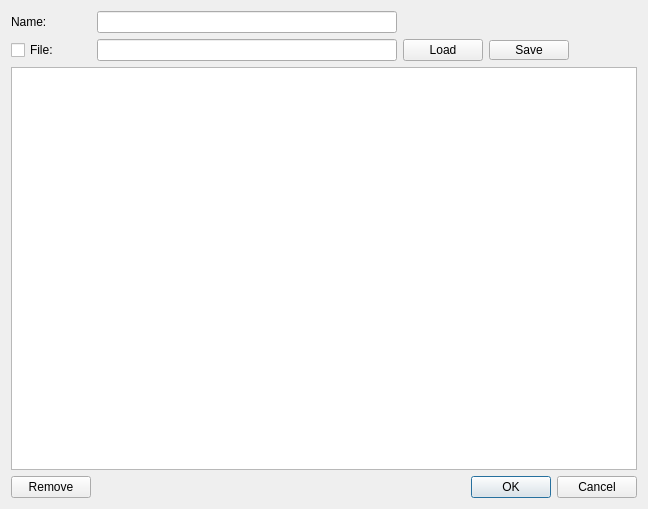
Old version of the form FW/UI/scripteditor.ui in the repository JAntn/wblocks.
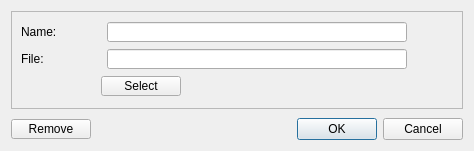
New version of the form.

```diff
--- a/FW/UI/scripteditor.ui
+++ b/FW/UI/scripteditor.ui
@@ -6,8 +6,8 @@
    <rect>
     <x>0</x>
     <y>0</y>
-    <width>648</width>
-    <height>509</height>
+    <width>474</width>
+    <height>151</height>
    </rect>
   </property>
   <property name="windowTitle">
@@ -16,56 +16,22 @@
   <layout class="QVBoxLayout" name="verticalLayout_2">
    <item>
     <layout class="QVBoxLayout" name="verticalLayout">
+     <property name="spacing">
+      <number>9</number>
+     </property>
+     <item>
+      <widget class="QFrame" name="frame">
+       <property name="frameShape">
+        <enum>QFrame::StyledPanel</enum>
+       </property>
+       <property name="frameShadow">
+        <enum>QFrame::Raised</enum>
+       </property>
+       <layout class="QVBoxLayout" name="verticalLayout_3">
      <item>
       <layout class="QHBoxLayout" name="horizontalLayout_4">
        <item>
-        <widget class="QLabel" name="label">
-         <property name="minimumSize">
-          <size>
-           <width>80</width>
-           <height>20</height>
-          </size>
-         </property>
-         <property name="maximumSize">
-          <size>
-           <width>80</width>
-           <height>20</height>
-          </size>
-         </property>
-         <property name="text">
-          <string>Name:</string>
-         </property>
-        </widget>
-       </item>
-       <item>
-        <widget class="QLineEdit" name="NameLineEdit">
-         <property name="minimumSize">
-          <size>
-           <width>300</width>
-           <height>0</height>
-          </size>
-         </property>
-        </widget>
-       </item>
-       <item>
-        <spacer name="horizontalSpacer_3">
-         <property name="orientation">
-          <enum>Qt::Horizontal</enum>
-         </property>
-         <property name="sizeHint" stdset="0">
-          <size>
-           <width>40</width>
-           <height>20</height>
-          </size>
-         </property>
-        </spacer>
-       </item>
-      </layout>
-     </item>
-     <item>
-      <layout class="QHBoxLayout" name="horizontalLayout_2">
-       <item>
-        <widget class="QCheckBox" name="FileCheckBox">
+           <widget class="QLabel" name="NameLabel">
          <property name="sizePolicy">
           <sizepolicy hsizetype="Minimum" vsizetype="Fixed">
            <horstretch>0</horstretch>
@@ -85,6 +51,58 @@
           </size>
          </property>
          <property name="text">
+             <string>Name:</string>
+            </property>
+           </widget>
+          </item>
+          <item>
+           <widget class="QLineEdit" name="NameLineEdit">
+            <property name="minimumSize">
+             <size>
+              <width>300</width>
+              <height>20</height>
+             </size>
+            </property>
+            <property name="maximumSize">
+             <size>
+              <width>300</width>
+              <height>20</height>
+             </size>
+            </property>
+           </widget>
+          </item>
+          <item>
+           <spacer name="horizontalSpacer_3">
+            <property name="orientation">
+             <enum>Qt::Horizontal</enum>
+            </property>
+            <property name="sizeHint" stdset="0">
+             <size>
+              <width>40</width>
+              <height>20</height>
+             </size>
+            </property>
+           </spacer>
+          </item>
+         </layout>
+        </item>
+        <item>
+         <layout class="QHBoxLayout" name="horizontalLayout_2">
+          <item>
+           <widget class="QLabel" name="FileLabel">
+            <property name="minimumSize">
+             <size>
+              <width>80</width>
+              <height>20</height>
+             </size>
+            </property>
+            <property name="maximumSize">
+             <size>
+              <width>80</width>
+              <height>20</height>
+             </size>
+            </property>
+            <property name="text">
           <string>File:</string>
          </property>
         </widget>
@@ -94,42 +112,74 @@
          <property name="minimumSize">
           <size>
            <width>300</width>
-           <height>0</height>
-          </size>
-         </property>
-        </widget>
-       </item>
-       <item>
-        <widget class="QPushButton" name="LoadButton">
-         <property name="text">
-          <string>Load</string>
-         </property>
-        </widget>
-       </item>
-       <item>
-        <widget class="QPushButton" name="SaveButton">
-         <property name="minimumSize">
-          <size>
-           <width>80</width>
            <height>20</height>
           </size>
          </property>
          <property name="maximumSize">
           <size>
-           <width>80</width>
+              <width>300</width>
            <height>20</height>
           </size>
          </property>
-         <property name="text">
-          <string>Save</string>
-         </property>
-        </widget>
-       </item>
+           </widget>
+          </item>
+          <item>
+           <spacer name="horizontalSpacer">
+            <property name="orientation">
+             <enum>Qt::Horizontal</enum>
+            </property>
+            <property name="sizeHint" stdset="0">
+             <size>
+              <width>40</width>
+              <height>20</height>
+             </size>
+            </property>
+           </spacer>
+          </item>
+         </layout>
+        </item>
+        <item>
+         <layout class="QHBoxLayout" name="horizontalLayout_3">
        <item>
         <spacer name="horizontalSpacer_4">
          <property name="orientation">
           <enum>Qt::Horizontal</enum>
          </property>
+            <property name="sizeType">
+             <enum>QSizePolicy::Fixed</enum>
+            </property>
+            <property name="sizeHint" stdset="0">
+             <size>
+              <width>80</width>
+              <height>20</height>
+             </size>
+            </property>
+           </spacer>
+          </item>
+          <item>
+           <widget class="QPushButton" name="SelectButton">
+            <property name="minimumSize">
+             <size>
+              <width>80</width>
+              <height>20</height>
+             </size>
+            </property>
+            <property name="maximumSize">
+             <size>
+              <width>80</width>
+              <height>20</height>
+             </size>
+            </property>
+            <property name="text">
+             <string>Select</string>
+            </property>
+           </widget>
+          </item>
+          <item>
+           <spacer name="horizontalSpacer_2">
+            <property name="orientation">
+             <enum>Qt::Horizontal</enum>
+            </property>
          <property name="sizeHint" stdset="0">
           <size>
            <width>40</width>
@@ -140,17 +190,7 @@
        </item>
       </layout>
      </item>
-     <item>
-      <widget class="QPlainTextEdit" name="PlainTextEdit">
-       <property name="documentTitle">
-        <string notr="true"/>
-       </property>
-       <property name="plainText">
-        <string notr="true"/>
-       </property>
-       <property name="placeholderText">
-        <string notr="true"/>
-       </property>
+       </layout>
       </widget>
      </item>
      <item>
@@ -160,13 +200,13 @@
          <property name="minimumSize">
           <size>
            <width>80</width>
-           <height>0</height>
+           <height>20</height>
           </size>
          </property>
          <property name="maximumSize">
           <size>
            <width>80</width>
-           <height>16777215</height>
+           <height>20</height>
           </size>
          </property>
          <property name="text">
@@ -174,27 +214,8 @@
          </property>
         </widget>
        </item>
-       <item>
-        <spacer name="horizontalSpacer">
-         <property name="orientation">
-          <enum>Qt::Horizontal</enum>
-         </property>
-         <property name="sizeHint" stdset="0">
-          <size>
-           <width>40</width>
-           <height>20</height>
-          </size>
-         </property>
-        </spacer>
-       </item>
        <item>
         <widget class="QDialogButtonBox" name="ButtonBox">
-         <property name="minimumSize">
-          <size>
-           <width>200</width>
-           <height>0</height>
-          </size>
-         </property>
          <property name="orientation">
           <enum>Qt::Horizontal</enum>
          </property>
```
Lines whose indentation alone changed are shown as unchanged.
